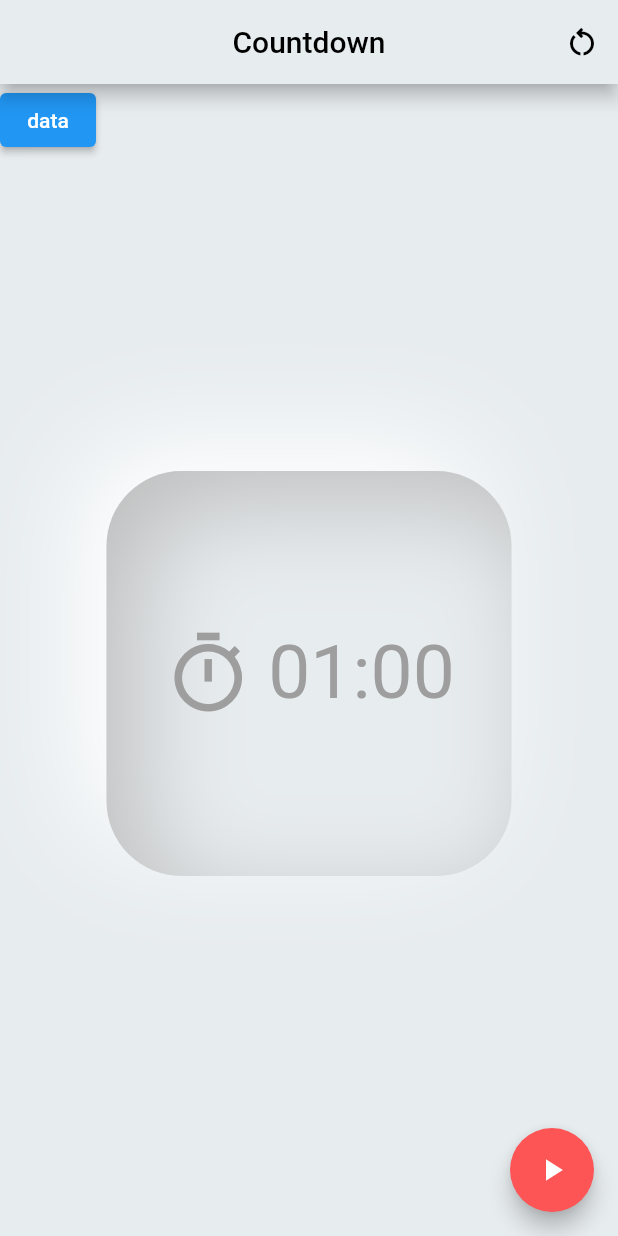
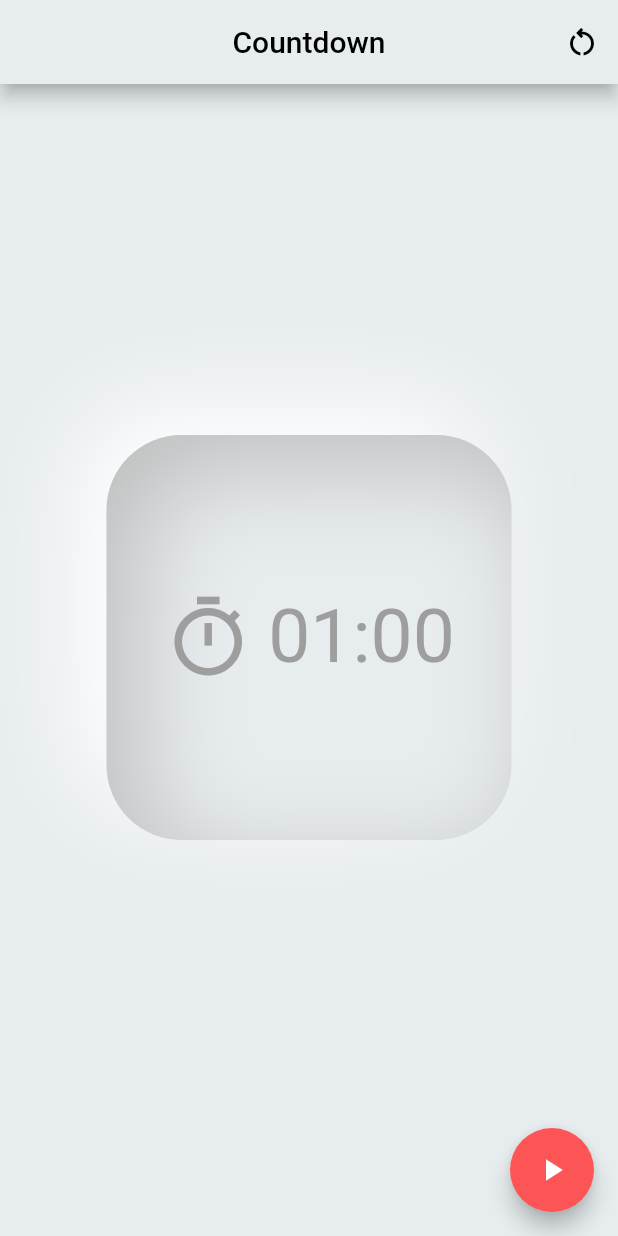
Before and after one commit to alecorodri/countdown_modern_design, a Flutter app: the screen it shows after launch, on a phone screen of 412 x 824 dp. Run offline on Flutter 3.47's test engine with Material 2 defaults, Android fonts, the phone set to English and light mode, and no system bars; our stand-ins replace flutter_inset_box_shadow.

Commit message:
deleted NeumorphicContainer

```diff
--- a/lib/pages/home_page.dart
+++ b/lib/pages/home_page.dart
@@ -63,12 +63,7 @@ class _CounterView extends StatelessWidget {
       crossAxisAlignment: CrossAxisAlignment.center,
       children: [
         Row(
-          children: [
-            ElevatedButton(
-              onPressed: () {},
-              child: const Text("data"),
-            ),
-          ],
+          children: [],
         ),
         Center(
           child: AnimatedContainer(
--- a/pubspec.yaml
+++ b/pubspec.yaml
@@ -33,7 +33,6 @@ dependencies:
   flutter:
     sdk: flutter
   flutter_inset_box_shadow: ^1.0.8
-  neumorphic_container: ^0.0.1+2
   provider: ^6.0.4
 
 dev_dependencies:
```
Also changed, not shown: pubspec.lock.
